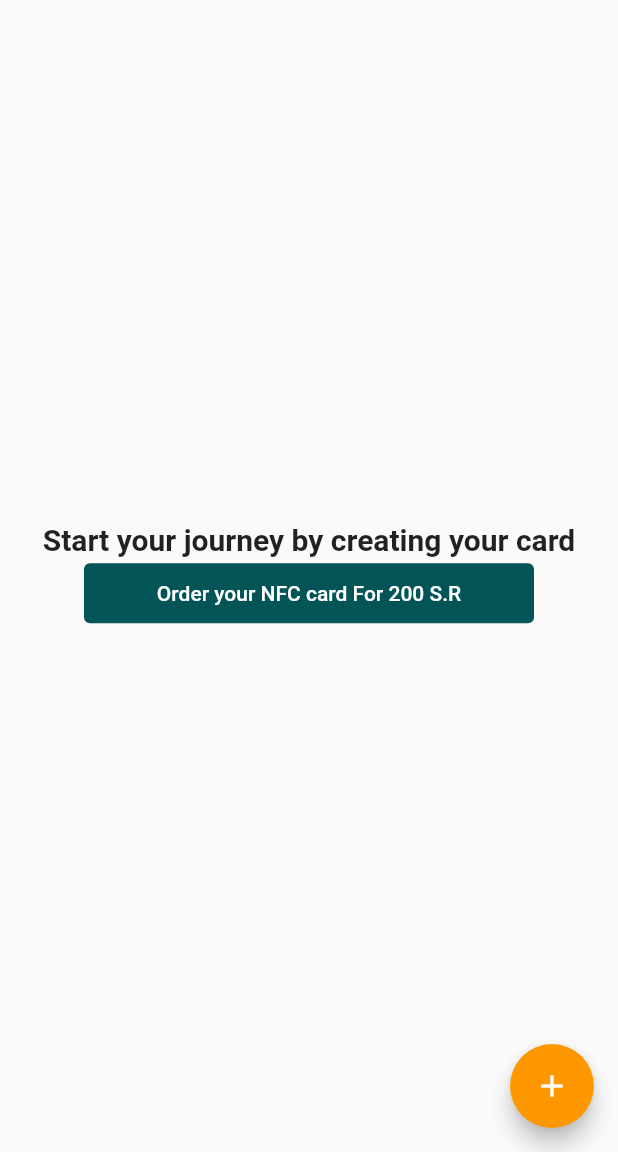
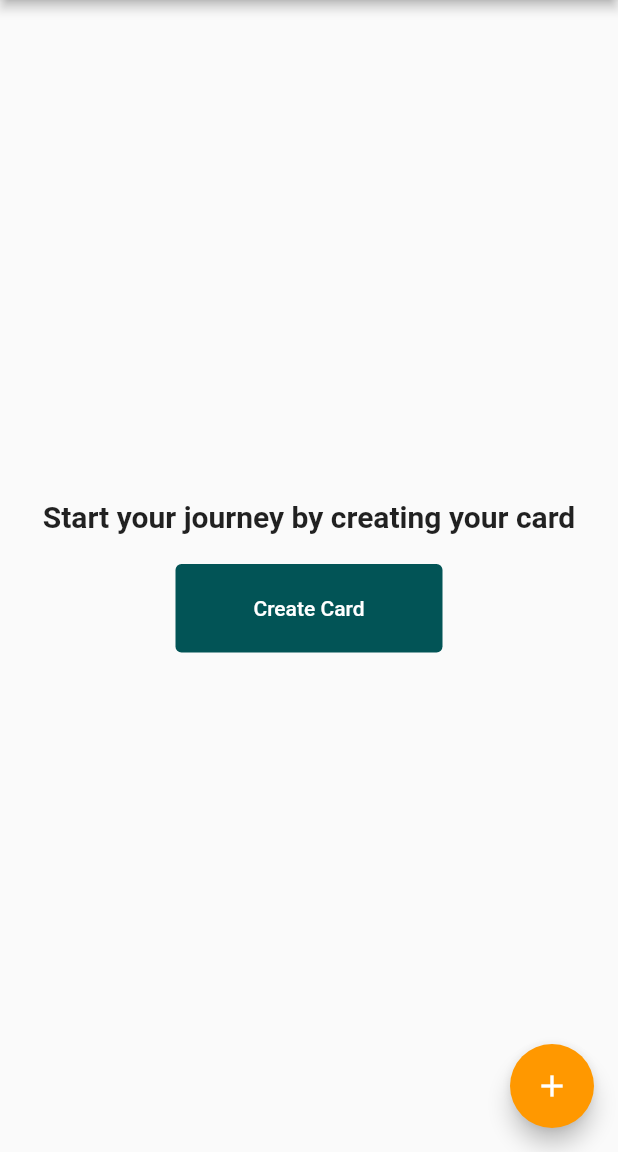
Before and after one commit to RoaaAmin/HiLinky_test, a Flutter app: the HomeScreen screen opened by its route, on a phone screen of 412 x 824 dp, the part 84-1236 px from its top. Run offline on Flutter 3.47's test engine with Material 2 defaults, Android fonts, the phone set to English and light mode, and no system bars; our stand-ins replace buttons_tabbar, cached_network_image, cloud_firestore, dio, firebase_auth, firebase_core and 16 more; missing offline and left inert: country_pickers, qr_code_scanner; accounts and stored records are empty.

Commit message:
home button , rename home>nav_bar

```diff
--- a/lib/NFC/cardy.dart
+++ b/lib/NFC/cardy.dart
@@ -2,7 +2,7 @@ import 'package:flutter/material.dart';
 import 'package:flutter_image_slideshow/flutter_image_slideshow.dart';
 import 'package:hilinky_test/components/context.dart';
 
-import '../home.dart';
+import '../nav_bar.dart';
 
 class cardy extends StatefulWidget {
   const cardy({super.key});
--- a/lib/auth.dart
+++ b/lib/auth.dart
@@ -1,6 +1,6 @@
 import 'package:firebase_auth/firebase_auth.dart';
 import 'package:flutter/material.dart';
-import 'package:hilinky_test/home.dart';
+import 'package:hilinky_test/nav_bar.dart';
 import 'package:hilinky_test/screens/home_screen.dart';
 import 'package:hilinky_test/screens/login_screen.dart';
 
--- a/lib/home.dart
+++ b/lib/nav_bar.dart
@@ -18,8 +18,8 @@ class _HomeState extends State<Home> {
   int currentIndex = 0;
 
   List myScreenList = [
-    // HomeScreen(),
-     profiletest(),
+     HomeScreen(),
+     //profiletest(),
      SearchPagePremiumScreen(),
     //Notifications(),
      QRScannerPage(),
--- a/lib/screens/home_screen.dart
+++ b/lib/screens/home_screen.dart
@@ -53,7 +53,8 @@ class _HomeScreenState extends State<HomeScreen> {
       appBar: AppBar(
         backgroundColor: Colors.white,
         // flexibleSpace: ,
-        elevation: 0,
+
+        elevation: 3,
         leading: const CircleAvatar(
           minRadius: 1,
           backgroundColor: Color.fromARGB(255, 128, 148, 158),
@@ -80,11 +81,14 @@ class _HomeScreenState extends State<HomeScreen> {
       body: Center(
         child: Column(
           mainAxisAlignment: MainAxisAlignment.center,
+       //   crossAxisAlignment: CrossAxisAlignment.center,
           children: [
             const Text(
               "Start your journey by creating your card",
               style: TextStyle(fontSize: 20, fontWeight: FontWeight.bold),
             ),
+
+            SizedBox(height: 20,),
             ElevatedButton(
               onPressed: () {
                 context.pushPage(CreateCard());
@@ -93,12 +97,12 @@ class _HomeScreenState extends State<HomeScreen> {
                 // shape: const (),
                 padding: const EdgeInsets.all(5),
                 backgroundColor: const Color.fromARGB(255, 2, 84, 86),
-                fixedSize: const Size(300, 40),
+                fixedSize: const Size(178, 59),
                 elevation: 0,
               ),
               //  style: const ButtonStyle( B elevation: 0.2, ),
               child: const Text(
-                'Order your NFC card For 200 S.R',
+                'Create Card',
                 style: TextStyle(color: Colors.white),
               ),
             ),
```
